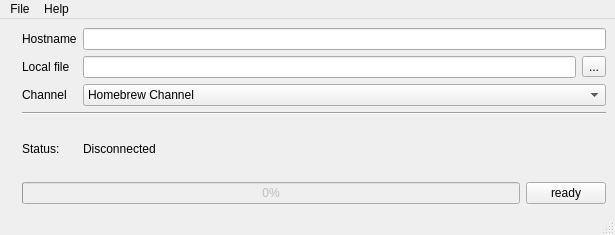
Old version of the form development/forms/mainform.ui in the repository dev-0x7C6/qwiiload.
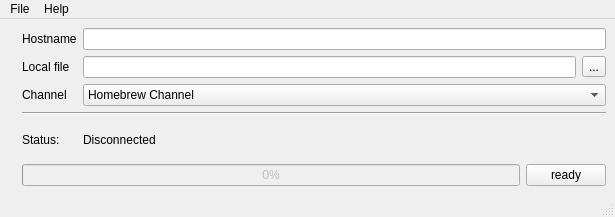
New version of the form. Icons and pictures are not drawn.

Patch:
```diff
--- a/development/forms/mainform.ui
+++ b/development/forms/mainform.ui
@@ -6,7 +6,7 @@
     <x>0</x>
     <y>0</y>
     <width>615</width>
-    <height>235</height>
+    <height>217</height>
    </rect>
   </property>
   <property name="windowTitle" >
```
Left out of the diff: 23 changed lines with no effect on the pictures.
